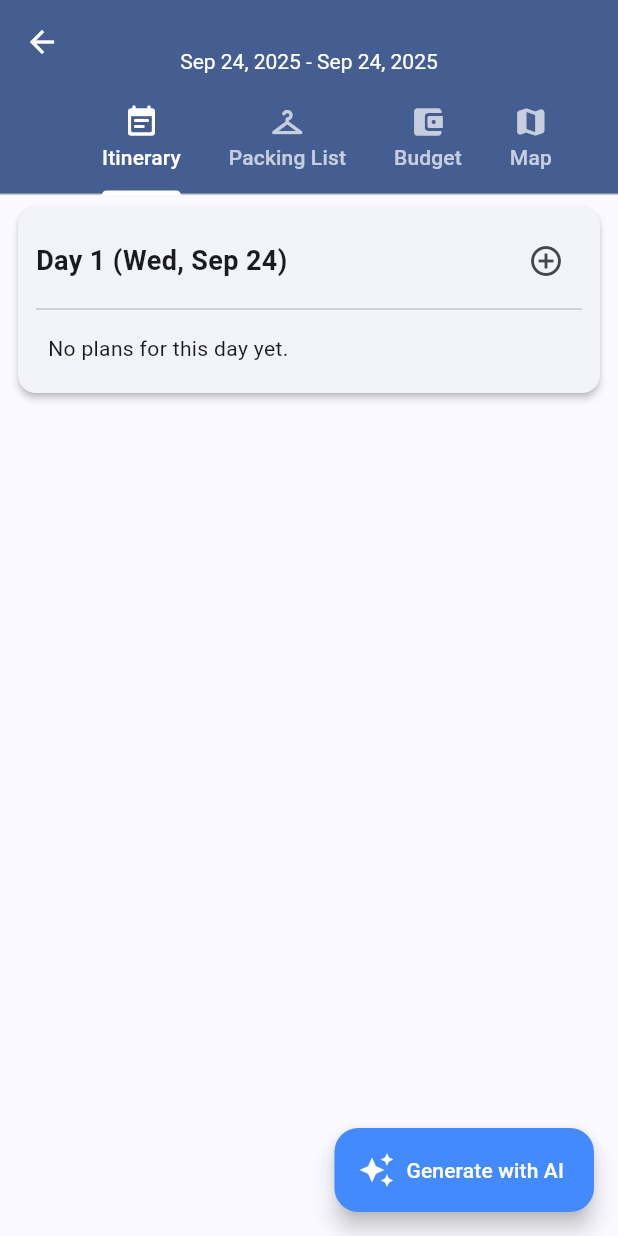
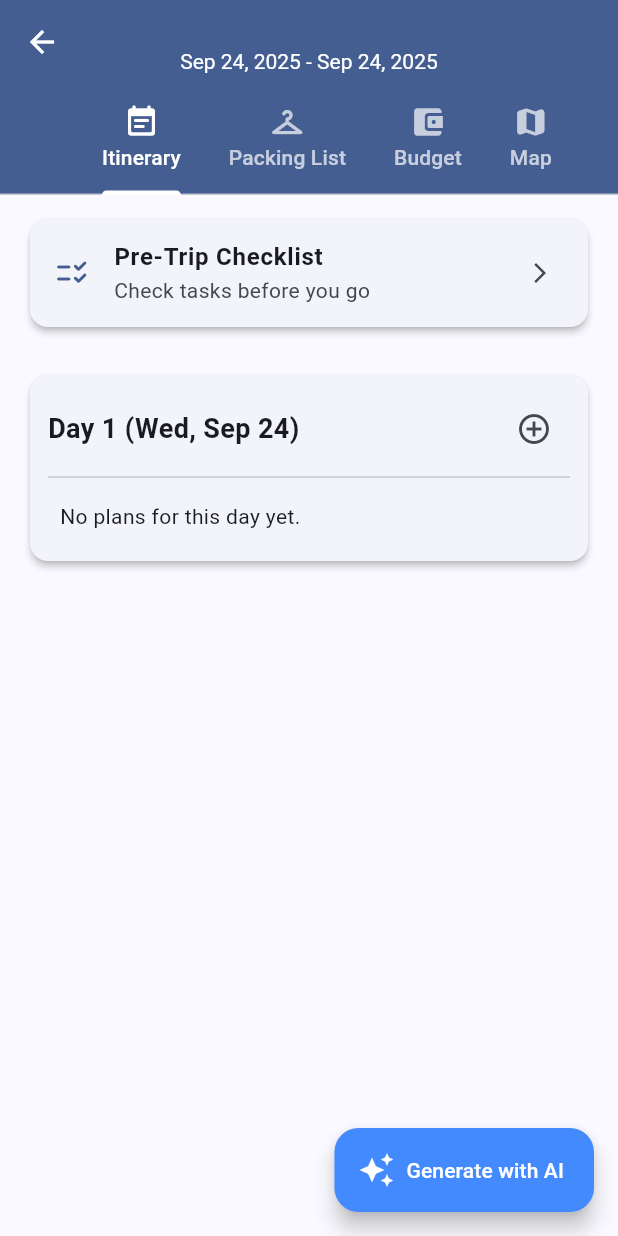
Before and after one commit to Kalhara926/trip_planner_app, a Flutter app: the TripDetailsScreen screen opened directly with empty values, on a phone screen of 412 x 824 dp. Run offline on Flutter 3.47's test engine with Material 3 defaults, Android fonts, the phone set to English and light mode, and no system bars; our stand-ins replace cached_network_image, cloud_firestore, contacts_service, file_picker, firebase_auth, firebase_core and 5 more; missing offline and left inert: cloudinary_public; accounts and stored records are empty; network calls fail.

Commit message:
pre trip

```diff
--- a/lib/widgets/itinerary_tab_view.dart
+++ b/lib/widgets/itinerary_tab_view.dart
@@ -5,6 +5,7 @@ import 'package:flutter/material.dart';
 import 'package:intl/intl.dart';
 import 'package:trip_planner_app/models/itinerary_item_model.dart';
 import 'package:trip_planner_app/models/trip_model.dart';
+import 'package:trip_planner_app/screens/pre_trip_checklist_screen.dart'; // Pre-Trip Checklist screen එක import කිරීම
 import 'package:trip_planner_app/services/ai_service.dart';
 import 'package:trip_planner_app/services/firestore_service.dart';
 
@@ -181,13 +182,38 @@ class _ItineraryTabViewState extends State<ItineraryTabView> {
 
     return Stack(
       children: [
-        ListView.builder(
-          padding: const EdgeInsets.only(bottom: 80),
-          itemCount: tripDays,
-          itemBuilder: (context, index) {
+        ListView(
+          padding: const EdgeInsets.all(8.0).copyWith(bottom: 80),
+          children: [
+            // --- "Pre-Trip Checklist" Card එක මෙතනට එකතු කර ඇත ---
+            Card(
+              elevation: 2,
+              child: ListTile(
+                leading: Icon(
+                  Icons.checklist_rtl_rounded,
+                  color: Theme.of(context).primaryColor,
+                ),
+                title: const Text(
+                  'Pre-Trip Checklist',
+                  style: TextStyle(fontWeight: FontWeight.bold),
+                ),
+                subtitle: const Text('Check tasks before you go'),
+                trailing: const Icon(Icons.arrow_forward_ios, size: 16),
+                onTap: () {
+                  Navigator.of(context).push(
+                    MaterialPageRoute(
+                      builder: (context) => const PreTripChecklistScreen(),
+                    ),
+                  );
+                },
+              ),
+            ),
+            const SizedBox(height: 16),
+
+            // Itinerary දවස් ටික පෙන්වන logic එක
+            ...List.generate(tripDays, (index) {
               final date = tripDates[index];
               final dayNumber = index + 1;
-
               return Card(
                 child: Padding(
                   padding: const EdgeInsets.all(12.0),
@@ -206,7 +232,8 @@ class _ItineraryTabViewState extends State<ItineraryTabView> {
                           ),
                           IconButton(
                             icon: const Icon(Icons.add_circle_outline),
-                          onPressed: () => _showItineraryItemDialog(date: date),
+                            onPressed: () =>
+                                _showItineraryItemDialog(date: date),
                           ),
                         ],
                       ),
@@ -214,7 +241,8 @@ class _ItineraryTabViewState extends State<ItineraryTabView> {
                       StreamBuilder<List<ItineraryItem>>(
                         stream: _firestoreService.getItinerary(widget.trip.id!),
                         builder: (context, snapshot) {
-                        if (snapshot.connectionState == ConnectionState.waiting)
+                          if (snapshot.connectionState ==
+                              ConnectionState.waiting)
                             return const Center(
                               child: Padding(
                                 padding: EdgeInsets.all(8.0),
@@ -226,7 +254,6 @@ class _ItineraryTabViewState extends State<ItineraryTabView> {
                               padding: EdgeInsets.all(8.0),
                               child: Text('No plans for this day yet.'),
                             );
-
                           final dayItems = snapshot.data!
                               .where(
                                 (item) => DateUtils.isSameDay(item.date, date),
@@ -237,7 +264,6 @@ class _ItineraryTabViewState extends State<ItineraryTabView> {
                               padding: EdgeInsets.all(8.0),
                               child: Text('No plans for this day yet.'),
                             );
-
                           return ListView.builder(
                             shrinkWrap: true,
                             physics: const NeverScrollableScrollPhysics(),
@@ -282,7 +308,8 @@ class _ItineraryTabViewState extends State<ItineraryTabView> {
                   ),
                 ),
               );
-          },
+            }),
+          ],
         ),
         Positioned(
           bottom: 16,
```
Also changed, not shown: lib/screens/pre_trip_checklist_screen.dart (added, +122 -0 lines). Lines whose indentation alone changed are shown as unchanged.
